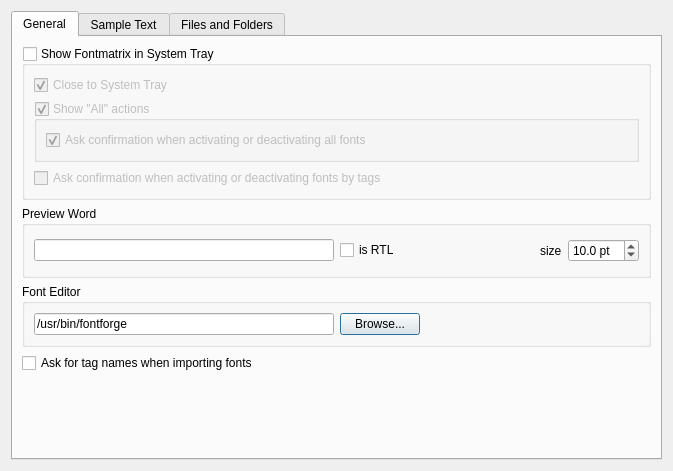
Before: the Qt Designer form src/prefs_panel.ui in fontmatrix/fontmatrix, drawn with Qt 5.
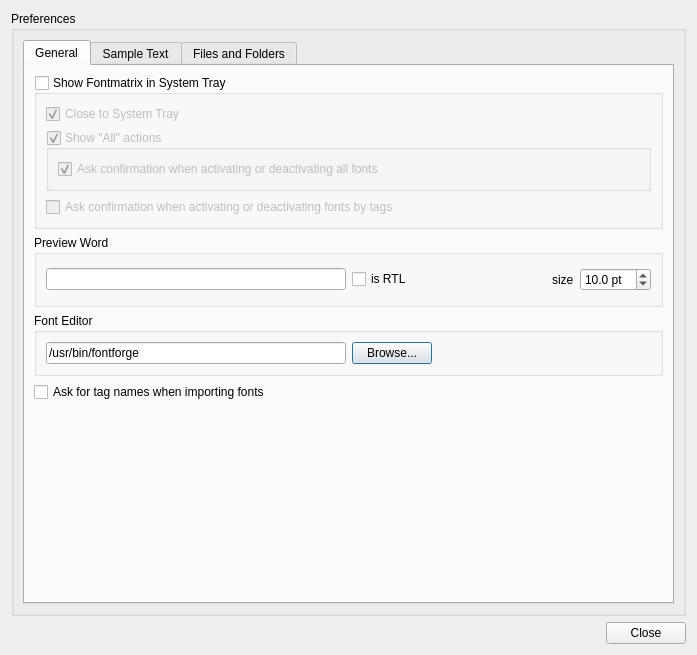
After: the same form once the commit is applied. Icons and pictures are not drawn.

Commit message: Fixed bug #11070 : preferances panel missing "Close" button

What changed in the file:
```diff
--- a/src/prefs_panel.ui
+++ b/src/prefs_panel.ui
@@ -5,8 +5,8 @@
    <rect>
     <x>0</x>
     <y>0</y>
-    <width>657</width>
-    <height>471</height>
+    <width>687</width>
+    <height>655</height>
    </rect>
   </property>
   <property name="windowTitle" >
@@ -16,6 +16,12 @@
    <iconset resource="application.qrc" >:/fontmatrix_icon.png</iconset>
   </property>
   <layout class="QGridLayout" >
+   <item row="0" column="0" colspan="2" >
+    <widget class="QGroupBox" name="groupBox_7" >
+     <property name="title" >
+      <string>Preferences</string>
+     </property>
+     <layout class="QGridLayout" >
    <item row="0" column="0" >
     <widget class="QTabWidget" name="mainTab" >
      <property name="currentIndex" >
@@ -512,6 +518,29 @@
        </item>
       </layout>
      </widget>
+       </widget>
+      </item>
+     </layout>
+    </widget>
+   </item>
+   <item row="1" column="0" >
+    <spacer>
+     <property name="orientation" >
+      <enum>Qt::Horizontal</enum>
+     </property>
+     <property name="sizeHint" >
+      <size>
+       <width>40</width>
+       <height>20</height>
+      </size>
+     </property>
+    </spacer>
+   </item>
+   <item row="1" column="1" >
+    <widget class="QPushButton" name="closeButton" >
+     <property name="text" >
+      <string>Close</string>
+     </property>
     </widget>
    </item>
   </layout>
```
Lines whose indentation alone changed are shown as unchanged. The commit also changes 1 other file.
